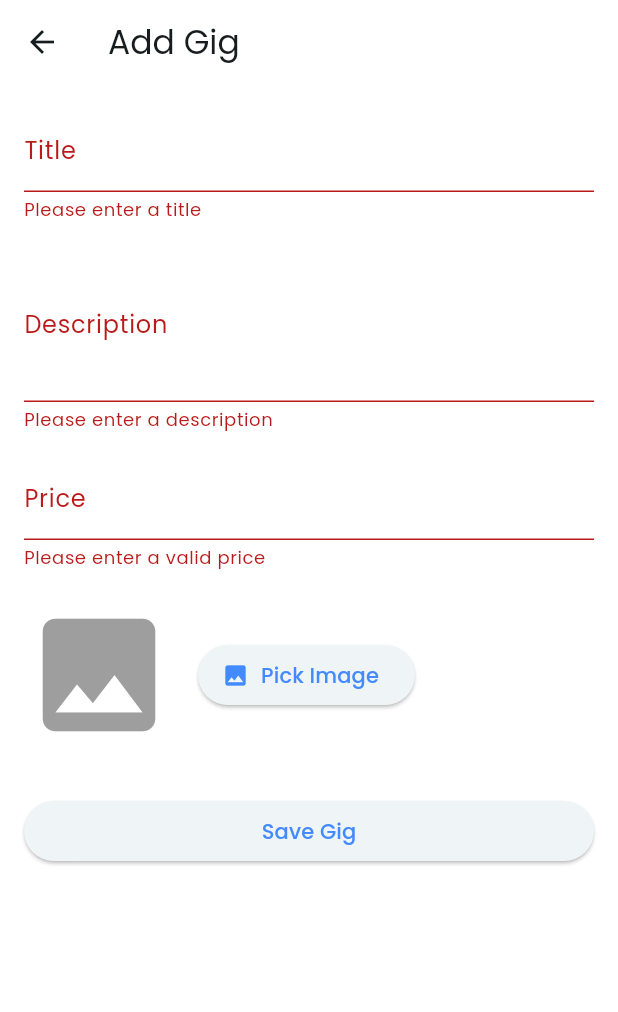
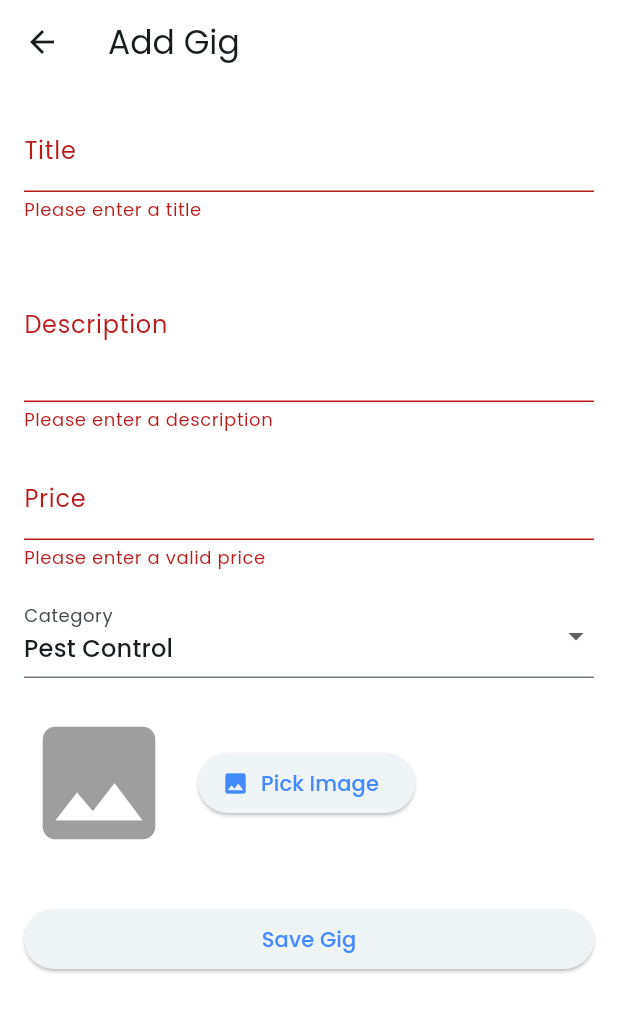
Before and after one commit to MahrukhMuzzamil/pests, a Flutter app: the AddEditGigScreen screen opened directly, after a tap on "Save Gig", on a phone screen of 412 x 824 dp. Shown: the top 1012 px of the screen. Run offline on Flutter 3.47's test engine with Material 3 defaults, Android fonts, the phone set to English and light mode, and no system bars; our stand-ins replace cached_network_image, carousel_slider, cloud_firestore, cloud_functions, dio, file_picker and 23 more; missing offline and left inert: dart:ffi, flutter_stripe, googleapis; accounts and stored records are empty; key blocks and very long unbroken strings in the code were emptied for the run.

Commit message:
min gig price

```diff
--- a/lib/service_provider/screens/profile/components/gigs/add_edit_gig_screen.dart
+++ b/lib/service_provider/screens/profile/components/gigs/add_edit_gig_screen.dart
@@ -5,6 +5,7 @@ import 'dart:io';
 import 'package:firebase_storage/firebase_storage.dart';
 import 'package:cloud_firestore/cloud_firestore.dart';
 import 'package:firebase_auth/firebase_auth.dart';
+import 'package:pests247/shared/controllers/service_base_rate_controller.dart';
 import '../../../../../client/models/others/gig.dart';
 
 class AddEditGigScreen extends StatefulWidget {
@@ -23,6 +24,15 @@ class _AddEditGigScreenState extends State<AddEditGigScreen> {
   File? _imageFile;
   String? _imageUrl;
   bool _isLoading = false;
+  double? _minPrice;
+
+  final List<String> _categories = [
+    'Pest Control',
+    'Cleaning',
+    'Gardening',
+    // Add more categories as needed
+  ];
+  String? _selectedCategory;
 
   @override
   void initState() {
@@ -31,6 +41,14 @@ class _AddEditGigScreenState extends State<AddEditGigScreen> {
     _descriptionController = TextEditingController(text: widget.gig?.description ?? '');
     _priceController = TextEditingController(text: widget.gig?.price.toString() ?? '');
     _imageUrl = widget.gig?.imageUrl;
+    _selectedCategory = _categories.first;
+    ServiceBaseRateController.getMinPriceForCategory(_selectedCategory!).then((min) {
+      if (mounted) {
+        setState(() {
+          _minPrice = min;
+        });
+      }
+    });
   }
 
   Future<void> _pickImage() async {
@@ -56,6 +74,20 @@ class _AddEditGigScreenState extends State<AddEditGigScreen> {
 
   Future<void> _saveGig() async {
     if (!_formKey.currentState!.validate()) return;
+
+    final providerSetPrice = double.tryParse(_priceController.text) ?? 0.0;
+    final selectedCategory = _selectedCategory ?? '';
+
+    final minPrice = await ServiceBaseRateController.getMinPriceForCategory(selectedCategory);
+    if (minPrice != null && providerSetPrice < minPrice) {
+      ScaffoldMessenger.of(context).showSnackBar(
+        SnackBar(
+          content: Text('Base price must be at least \$${minPrice.toStringAsFixed(2)} for $selectedCategory.'),
+          backgroundColor: Colors.red,
+        ),
+      );
+      return;
+    }
 
     setState(() { _isLoading = true; });
 
@@ -132,7 +164,37 @@ class _AddEditGigScreenState extends State<AddEditGigScreen> {
                     ? 'Please enter a valid price'
                     : null,
               ),
+              const SizedBox(height: 16),
+              DropdownButtonFormField<String>(
+                value: _selectedCategory,
+                decoration: const InputDecoration(labelText: 'Category'),
+                items: _categories.map((cat) => DropdownMenuItem(
+                  value: cat,
+                  child: Text(cat),
+                )).toList(),
+                onChanged: (val) async {
+                  setState(() {
+                    _selectedCategory = val;
+                    _minPrice = null; // Reset while loading
+                  });
+                  if (val != null) {
+                    final min = await ServiceBaseRateController.getMinPriceForCategory(val);
+                    setState(() {
+                      _minPrice = min;
+                    });
+                  }
+                },
+                validator: (value) => value == null ? 'Please select a category' : null,
+              ),
               const SizedBox(height: 20),
+              if (_minPrice != null)
+                Padding(
+                  padding: const EdgeInsets.only(top: 8.0, bottom: 8.0),
+                  child: Text(
+                    'Minimum price for $_selectedCategory: \$${_minPrice!.toStringAsFixed(2)}',
+                    style: const TextStyle(color: Colors.green, fontWeight: FontWeight.bold),
+                  ),
+                ),
               Row(
                 children: [
                   _imageFile != null
--- a/lib/service_provider/screens/profile/profile_view.dart
+++ b/lib/service_provider/screens/profile/profile_view.dart
@@ -152,7 +152,8 @@ class ProfileView extends StatelessWidget {
                                       }
                                       try {
                                         // Use the existing StripeService for payment
-                                        await StripeService.instance.makePayment(context, pkg.credits, pkg.price);
+                                        final paymentSuccess = await StripeService.instance.makePayment(context, pkg.credits, pkg.price);
+                                        if (paymentSuccess) {
                                           // After successful payment, update the user's visibility package info
                                           await FirebaseFirestore.instance.collection('users').doc(user.uid).update({
                                             'visibilityPackage': pkg.id,
@@ -164,6 +165,7 @@ class ProfileView extends StatelessWidget {
                                           ScaffoldMessenger.of(context).showSnackBar(
                                             const SnackBar(content: Text('Visibility package purchased successfully!')),
                                           );
+                                        }
                                       } catch (e) {
                                         ScaffoldMessenger.of(context).showSnackBar(
                                           SnackBar(content: Text('Payment failed or cancelled: $e')),
--- a/lib/service_provider/screens/profile/settings_view.dart
+++ b/lib/service_provider/screens/profile/settings_view.dart
@@ -25,6 +25,7 @@ class SettingsView extends StatefulWidget {
 class _SettingsViewState extends State<SettingsView> {
   bool isNotification = true;
   bool isDownloadAll = true;
+  //same func overridetr
 
   @override
   Widget build(BuildContext context) {
@@ -88,6 +89,8 @@ class _SettingsViewState extends State<SettingsView> {
             //         transition: Transition.cupertino);
             //   },
             // ),
+            //settings will be changed here
+
 
 
 
--- /dev/null
+++ b/lib/shared/controllers/service_base_rate_controller.dart
@@ -0,0 +1,17 @@
+import 'package:cloud_firestore/cloud_firestore.dart';
+import '../models/service_base_rate.dart';
+
+class ServiceBaseRateController {
+  static Future<double?> getMinPriceForCategory(String categoryName) async {
+    final snapshot = await FirebaseFirestore.instance
+        .collection('serviceBaseRates')
+        .where('categoryName', isEqualTo: categoryName)
+        .limit(1)
+        .get();
+    print('Docs for $categoryName: ${snapshot.docs.length}');
+    if (snapshot.docs.isNotEmpty) {
+      return ServiceBaseRate.fromMap(snapshot.docs.first.data()).minPrice;
+    }
+    return null;
+  }
+}
--- /dev/null
+++ b/lib/shared/models/service_base_rate.dart
@@ -0,0 +1,13 @@
+class ServiceBaseRate {
+  final String categoryName;
+  final double minPrice;
+
+  ServiceBaseRate({required this.categoryName, required this.minPrice});
+
+  factory ServiceBaseRate.fromMap(Map<String, dynamic> data) {
+    return ServiceBaseRate(
+      categoryName: data['categoryName'] ?? '',
+      minPrice: (data['minPrice'] as num?)?.toDouble() ?? 0.0,
+    );
+  }
+}
```
Also changed, not shown: lib/client/screens/gig_image_view_screen.dart (added, +19 -0 lines), lib/services/stripe_service.dart (+7 -2 lines). Lines whose indentation alone changed are shown as unchanged.
